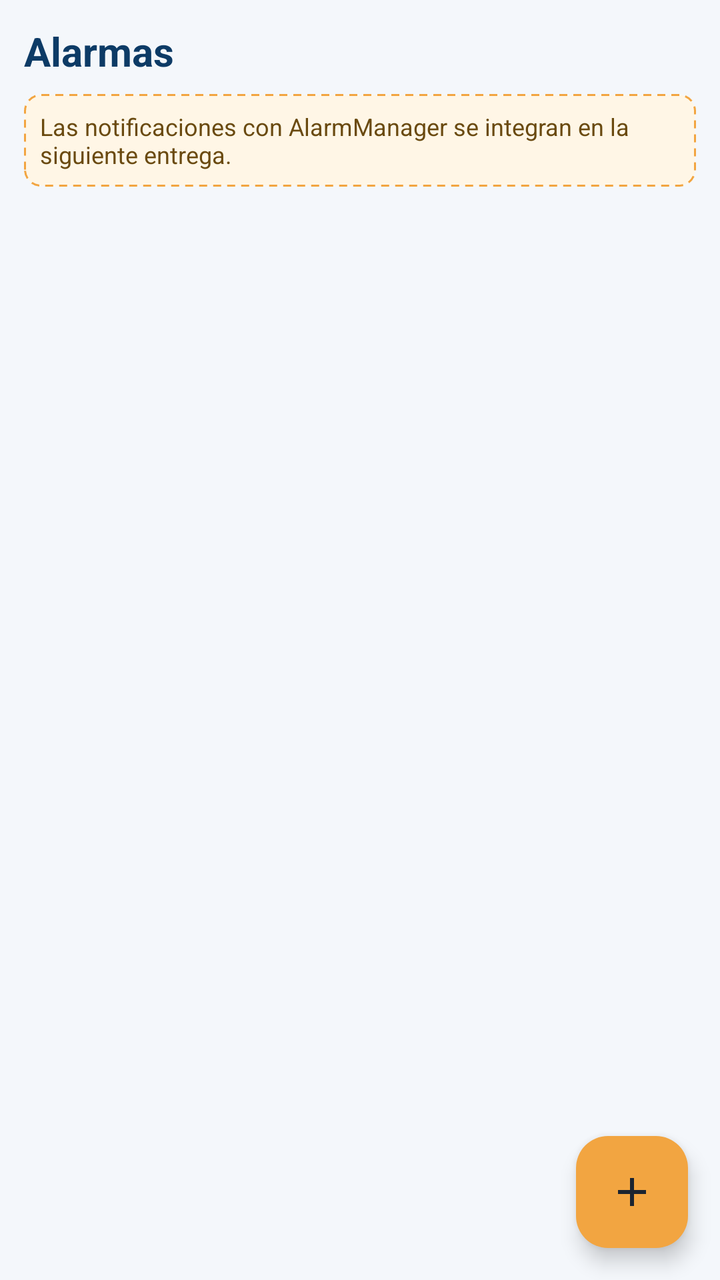
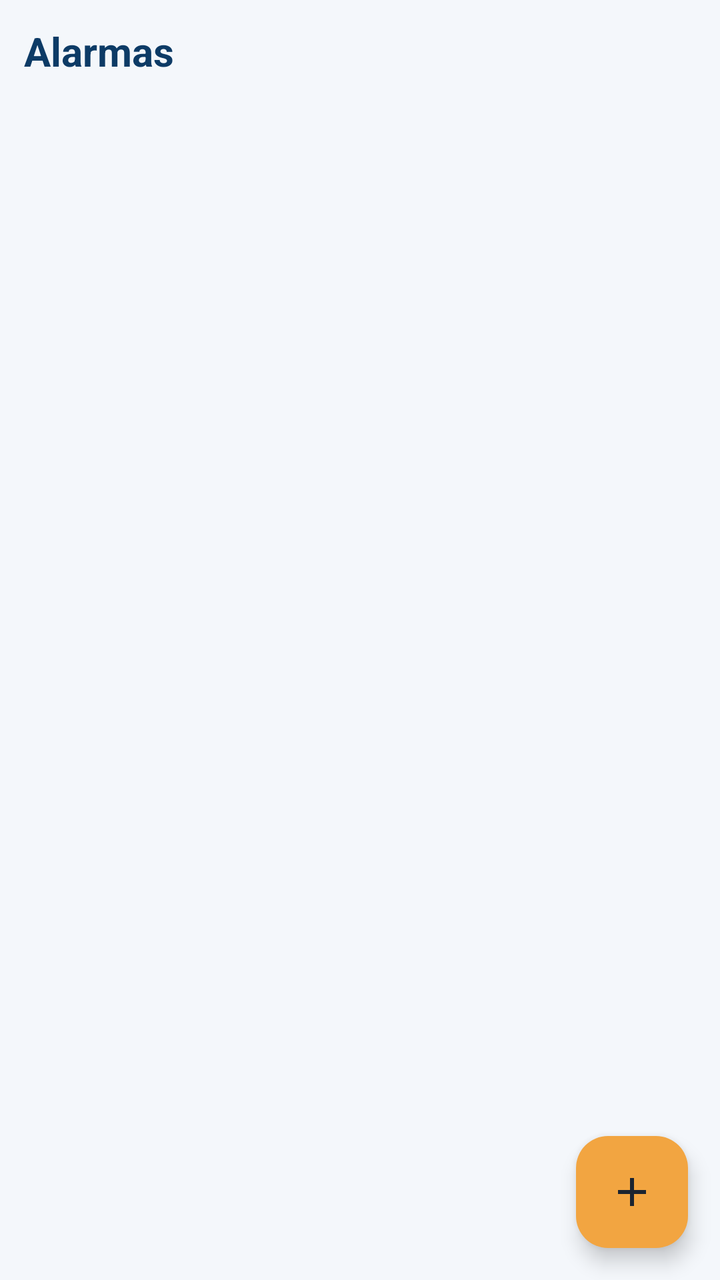

Before-and-after screenshots of an Android layout around one commit, followed by the original layout XML and the change that was made.
<!-- AndroidManifest.xml: application theme Theme.DailySync -->
<!-- res/layout/fragment_alarmas.xml -->
<?xml version="1.0" encoding="utf-8"?>
<FrameLayout xmlns:android="http://schemas.android.com/apk/res/android"
    xmlns:app="http://schemas.android.com/apk/res-auto"
    android:layout_width="match_parent"
    android:layout_height="match_parent">

    <LinearLayout
        android:layout_width="match_parent"
        android:layout_height="match_parent"
        android:orientation="vertical"
        android:padding="12dp">

        <TextView
            style="@style/DailySync.Titulo"
            android:layout_width="wrap_content"
            android:layout_height="wrap_content"
            android:layout_marginBottom="8dp"
            android:text="@string/alarmas_titulo" />

        <TextView
            android:layout_width="match_parent"
            android:layout_height="wrap_content"
            android:background="@drawable/bg_nota"
            android:padding="8dp"
            android:text="@string/alarmas_nota"
            android:textColor="#6A4A10"
            android:textSize="12sp" />
        <TextView
            android:id="@+id/tv_vacio"
            style="@style/DailySync.Etiqueta"
            android:layout_width="match_parent"
            android:layout_height="wrap_content"
            android:layout_marginTop="16dp"
            android:gravity="center"
            android:visibility="gone" />

        <androidx.recyclerview.widget.RecyclerView
            android:id="@+id/rv_alarmas"
            android:layout_width="match_parent"
            android:layout_height="0dp"
            android:layout_weight="1"
            android:clipToPadding="false"
            android:paddingBottom="72dp" />
    </LinearLayout>

    <com.google.android.material.floatingactionbutton.FloatingActionButton
        android:id="@+id/fab_agregar"
        android:layout_width="wrap_content"
        android:layout_height="wrap_content"
        android:layout_gravity="bottom|end"
        android:layout_margin="16dp"
        android:contentDescription="@string/agregar_descripcion"
        app:backgroundTint="@color/naranja"
        app:srcCompat="@drawable/ic_add"
        app:tint="@color/texto" />
</FrameLayout>
<!-- resources referenced by this layout -->
<resources>
  <color name="naranja">#F2A541</color>
  <color name="texto">#1B2430</color>
  <!-- drawable bg_nota (drawable) -->
  <?xml version="1.0" encoding="utf-8"?>
  <shape xmlns:android="http://schemas.android.com/apk/res/android" android:shape="rectangle">
      <solid android:color="#FFF6E6" />
      <stroke android:width="1dp" android:color="@color/naranja" android:dashWidth="4dp" android:dashGap="3dp" />
      <corners android:radius="8dp" />
  </shape>
  <!-- drawable ic_add (drawable) -->
  <?xml version="1.0" encoding="utf-8"?>
  <vector xmlns:android="http://schemas.android.com/apk/res/android"
      android:width="24dp"
      android:height="24dp"
      android:viewportWidth="24"
      android:viewportHeight="24">
      <path android:fillColor="#1B2430" android:pathData="M19,13h-6v6h-2v-6H5v-2h6V5h2v6h6v2z" />
  </vector>
  <string name="agregar_descripcion">Agregar</string>
  <string name="alarmas_nota">Las notificaciones con AlarmManager se integran en la siguiente entrega.</string>
  <string name="alarmas_titulo">Alarmas</string>
  <style name="DailySync.Etiqueta" parent="">
          <item name="android:textSize">12sp</item>
          <item name="android:textColor">@color/texto_secundario</item>
      </style>
  <style name="DailySync.Titulo" parent="">
          <item name="android:textSize">20sp</item>
          <item name="android:textStyle">bold</item>
          <item name="android:textColor">@color/azul_oscuro</item>
      </style>
  <style name="Theme.DailySync" parent="Theme.Material3.Light.NoActionBar">
          <item name="colorPrimary">@color/azul</item>
          <item name="colorOnPrimary">@color/blanco</item>
          <item name="colorSecondary">@color/naranja</item>
          <item name="colorOnSecondary">@color/texto</item>
          <item name="colorSecondaryContainer">@color/naranja</item>
          <item name="colorOnSecondaryContainer">@color/texto</item>
          <item name="android:colorBackground">@color/fondo</item>
          <item name="android:statusBarColor">@color/azul_oscuro</item>
          <item name="android:navigationBarColor">@color/azul_oscuro</item>
          <item name="android:windowLightStatusBar">false</item>
      </style>
  <color name="texto_secundario">#6B7A8C</color>
  <color name="azul_oscuro">#0D3B66</color>
  <color name="azul">#1668C7</color>
  <color name="blanco">#FFFFFF</color>
  <color name="fondo">#F4F7FB</color>
</resources>

<!-- the commit's change to res/layout/fragment_alarmas.xml (unified diff, before → after) -->
@@ -17,14 +17,25 @@
             android:layout_marginBottom="8dp"
             android:text="@string/alarmas_titulo" />
 
+        
         <TextView
+            android:id="@+id/tv_aviso"
             android:layout_width="match_parent"
             android:layout_height="wrap_content"
+            android:layout_marginBottom="6dp"
             android:background="@drawable/bg_nota"
             android:padding="8dp"
-            android:text="@string/alarmas_nota"
             android:textColor="#6A4A10"
-            android:textSize="12sp" />
+            android:textSize="12sp"
+            android:visibility="gone" />
+
+        <TextView
+            android:id="@+id/tv_ayuda"
+            style="@style/DailySync.Etiqueta"
+            android:layout_width="match_parent"
+            android:layout_height="wrap_content"
+            android:text="@string/alarmas_ayuda"
+            android:visibility="gone" />
         <TextView
             android:id="@+id/tv_vacio"
             style="@style/DailySync.Etiqueta"
<!-- resource entries referenced after the edit -->
@@ -19,7 +19,7 @@
       <path android:fillColor="#1B2430" android:pathData="M19,13h-6v6h-2v-6H5v-2h6V5h2v6h6v2z" />
   </vector>
   <string name="agregar_descripcion">Agregar</string>
-  <string name="alarmas_nota">Las notificaciones con AlarmManager se integran en la siguiente entrega.</string>
+  <string name="alarmas_ayuda">Toca una alarma para editarla y mantenla presionada para borrarla.</string>
   <string name="alarmas_titulo">Alarmas</string>
   <style name="DailySync.Etiqueta" parent="">
           <item name="android:textSize">12sp</item>
